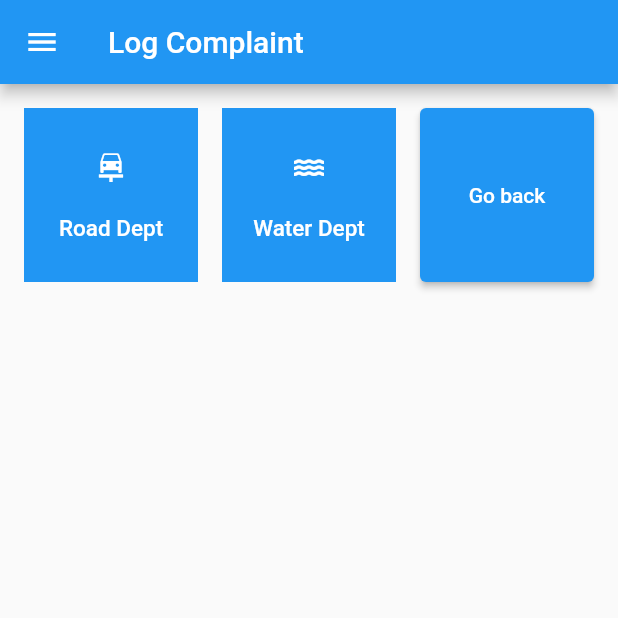
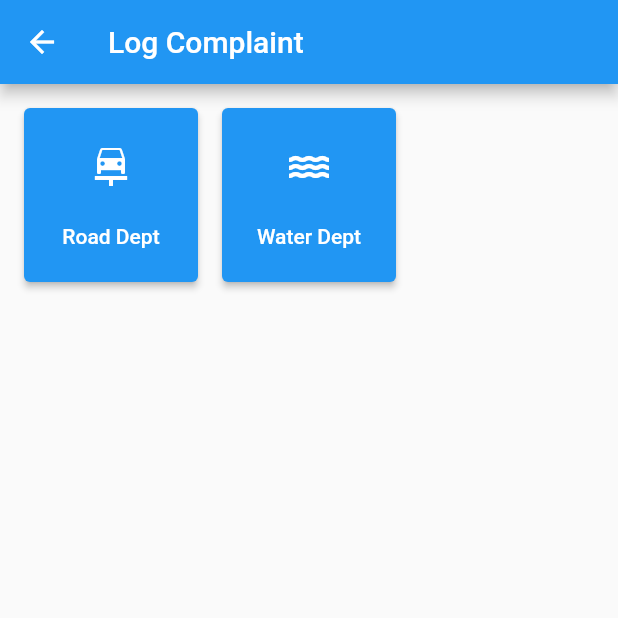
Before and after one commit to Chinmay-Gurav/DeltaNode, a Flutter app: the Logc screen opened directly, on a phone screen of 412 x 824 dp, the top half of it. Run offline on Flutter 3.47's test engine with Material 2 defaults, Android fonts, the phone set to English and light mode, and no system bars; our stand-ins replace cloud_firestore, firebase_auth, firebase_core, shared_preferences; accounts and stored records are empty.

Commit message:
logc buttonchange

```diff
--- a/lib/home.dart
+++ b/lib/home.dart
@@ -134,7 +134,7 @@ class _HomePageState extends State<HomePage> {
               textAlign: TextAlign.center,
               style: Theme.of(context).textTheme.titleLarge?.copyWith(
                     color: Colors.white,
-                    fontSize: 16,
+                    fontSize: 14,
                   ),
             ),
           ),
--- a/lib/logc.dart
+++ b/lib/logc.dart
@@ -27,12 +27,6 @@ class _LogcState extends State<Logc> {
     return Scaffold(
       appBar: AppBar(
         title: const Text('Log Complaint'),
-        leading: IconButton(
-          icon: const Icon(Icons.menu),
-          onPressed: () {
-            // Handle menu button press
-          },
-        ),
       ),
       body: GridView.count(
         crossAxisCount: gridCount,
@@ -40,55 +34,51 @@ class _LogcState extends State<Logc> {
         mainAxisSpacing: 16,
         crossAxisSpacing: 16,
         children: [
-          GestureDetector(
-            onTap: () {
-              // Navigate to the Road Log Complaint page
-              Navigator.push(context,
-                  MaterialPageRoute(builder: (context) => const Road()));
-            },
-            child: _buildSquareButton(context, 'Road Dept', Icons.car_repair),
-          ),
-          GestureDetector(
-            onTap: () {
-              // Navigate to the Road Log Complaint page
-              Navigator.push(context,
-                  MaterialPageRoute(builder: (context) => const Water()));
-            },
-            child: _buildSquareButton(context, 'Water Dept', Icons.water),
-          ),
-          ElevatedButton(
-            onPressed: () {
-              Navigator.pop(context);
-            },
-            child: const Text('Go back'),
-          ),
+          _buildSquareButton(context, 'Road Dept', Icons.car_repair, () {
+            Navigator.push(
+              context,
+              MaterialPageRoute(builder: (context) => const Road()),
+            );
+          }),
+          _buildSquareButton(context, 'Water Dept', Icons.water, () {
+            Navigator.push(
+              context,
+              MaterialPageRoute(builder: (context) => const Water()),
+            );
+          }),
         ],
       ),
     );
   }
 
-  Widget _buildSquareButton(
-      BuildContext context, String label, IconData iconData) {
-    return Container(
-      width: 100,
-      height: 100,
-      decoration: const BoxDecoration(
-        color: Colors.blue,
+  Widget _buildSquareButton(BuildContext context, String label,
+      IconData iconData, VoidCallback onPressed) {
+    return ElevatedButton(
+      onPressed: onPressed,
+      style: ElevatedButton.styleFrom(
+        backgroundColor: Colors.blue,
+        minimumSize: const Size(100, 100),
       ),
       child: Column(
         mainAxisAlignment: MainAxisAlignment.center,
         children: [
-          Icon(
+          Expanded(
+            flex: 2,
+            child: Icon(
               iconData,
               color: Colors.white,
+              size: 32,
             ),
-          const SizedBox(height: 20),
-          Text(
+          ),
+          Expanded(
+            flex: 1,
+            child: Text(
               label,
               textAlign: TextAlign.center,
               style: Theme.of(context).textTheme.titleLarge?.copyWith(
                     color: Colors.white,
-                  fontSize: 15,
+                    fontSize: 14,
+                  ),
             ),
           ),
         ],
```
Lines whose indentation alone changed are shown as unchanged.
